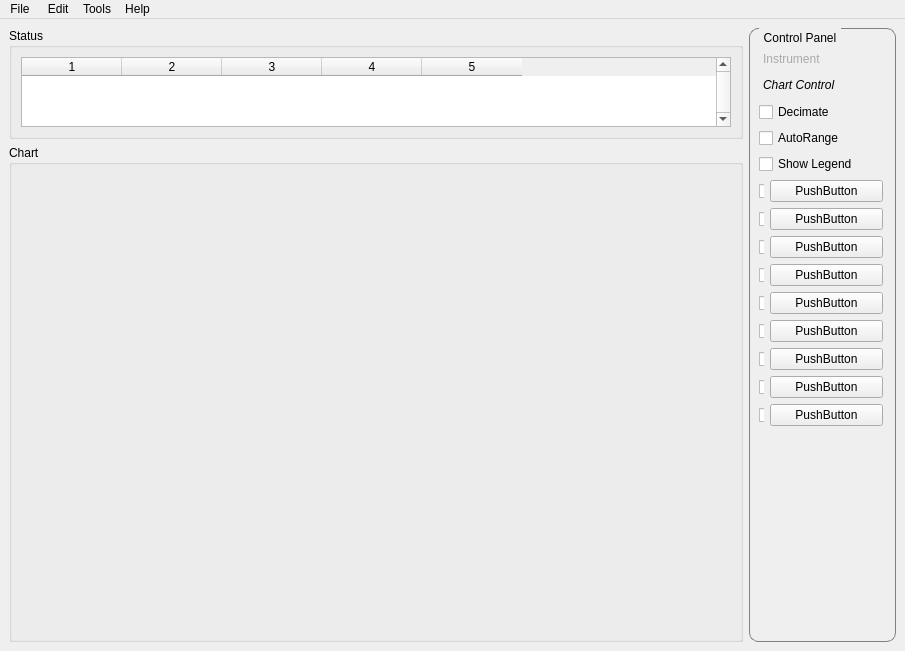
mhorn71/StarbaseMini, file ui/mainwindow.ui: the form before one commit.
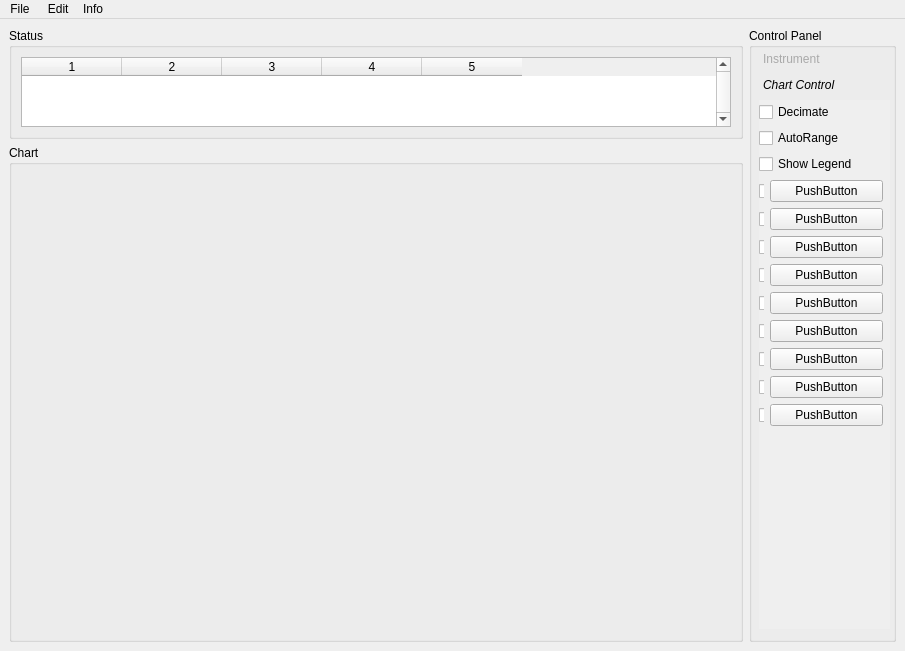
The form after the commit. The open tabs and pages were chosen to show the change.

Commit message: Removed instrument builder, removed help and replaced with info.  Help will be provided by PDF.

The edit to the form file:
```diff
--- a/ui/mainwindow.ui
+++ b/ui/mainwindow.ui
@@ -119,19 +119,6 @@
         <height>16777215</height>
        </size>
       </property>
-      <property name="styleSheet">
-       <string notr="true">QGroupBox {
-    border: 1px solid gray;
-    border-radius: 9px;
-    margin-top: 0.5em;
-}
-
-QGroupBox::title {
-    subcontrol-origin: margin;
-    left: 10px;
-    padding: 3px 3px 0 3px;
-}</string>
-      </property>
       <property name="title">
        <string>Control Panel</string>
       </property>
@@ -693,7 +680,7 @@
      <x>0</x>
      <y>0</y>
      <width>905</width>
-     <height>25</height>
+     <height>27</height>
     </rect>
    </property>
    <widget class="QMenu" name="menuFile">
@@ -703,17 +690,10 @@
     <addaction name="actionConfiguration"/>
     <addaction name="actionExit"/>
    </widget>
-   <widget class="QMenu" name="menuMetadata">
+   <widget class="QMenu" name="menuAbout">
     <property name="title">
-     <string>Tools</string>
+     <string>Info</string>
     </property>
-    <addaction name="actionInstrumentBuilder"/>
-   </widget>
-   <widget class="QMenu" name="menuHelp">
-    <property name="title">
-     <string>Help</string>
-    </property>
-    <addaction name="actionManual"/>
     <addaction name="actionAbout"/>
    </widget>
    <widget class="QMenu" name="menuEdit">
@@ -724,8 +704,7 @@
    </widget>
    <addaction name="menuFile"/>
    <addaction name="menuEdit"/>
-   <addaction name="menuMetadata"/>
-   <addaction name="menuHelp"/>
+   <addaction name="menuAbout"/>
   </widget>
   <action name="actionExit">
    <property name="text">
```
Left out of the diff: 15 changed lines with no effect on the pictures. The commit also changes 5 other files.
